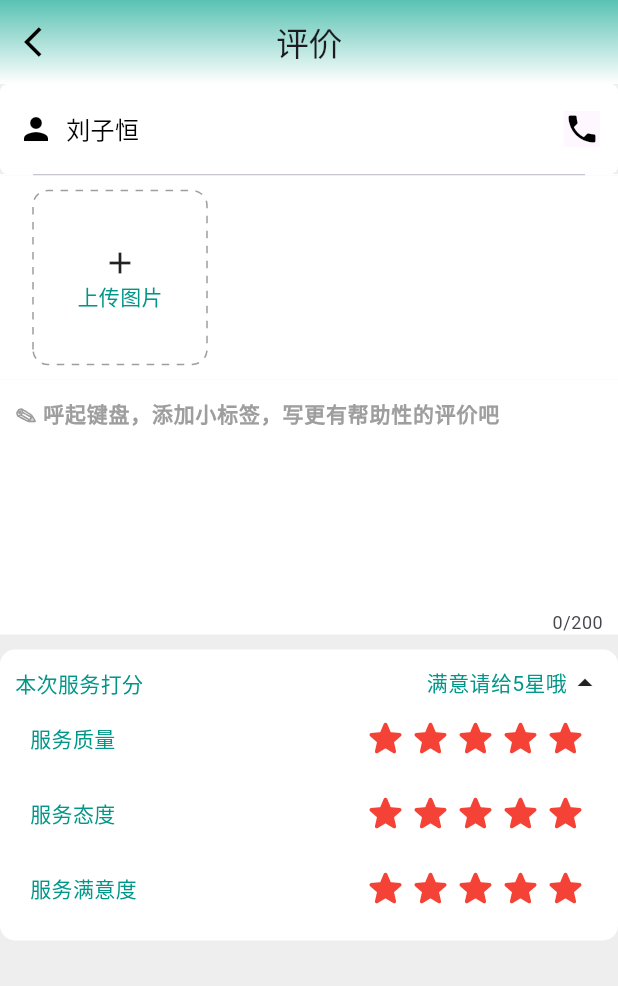
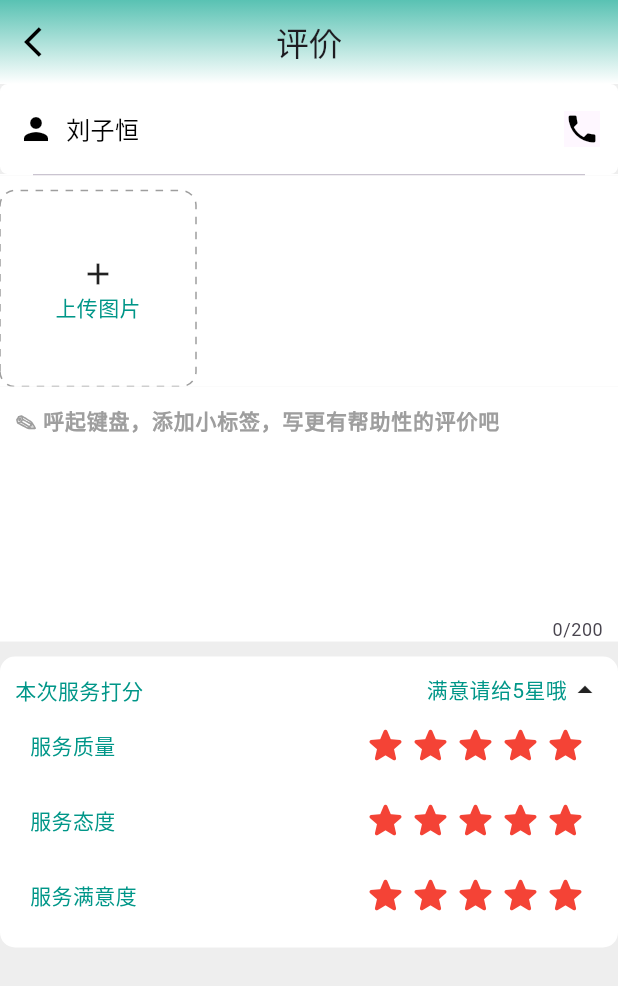
Before and after one commit to IHLZH/jiayuan, a Flutter app: the EvalutationPage screen opened by its route, on a phone screen of 412 x 824 dp. Shown: the top 986 px of the screen. Run offline on Flutter 3.47's test engine with Material 3 defaults, Android fonts, the phone set to English and light mode, and no system bars; drawn by our look-alikes of dotted_border, oktoast; our stand-ins replace cached_network_image, cookie_jar, dio, dio_cookie_manager, fl_chart, flutter_screenutil and 6 more; missing offline and left inert: amap_flutter_base, amap_flutter_location, amap_flutter_map, dart:ffi, flustars, flutter_pickers; accounts and stored records are empty.

Commit message:
修改图片上传部分

```diff
--- a/lib/common_ui/MultiImageUpLoad/MultiImageUpLoad.dart
+++ b/lib/common_ui/MultiImageUpLoad/MultiImageUpLoad.dart
@@ -46,10 +46,9 @@ class _MultiImageUploadWidgetState extends State<MultiImageUploadWidget> {
     return Column(
       children: [
         Container(
-          padding: EdgeInsets.symmetric(horizontal: 12.0),
           color: Colors.white,
           child: GridView.builder(
-            padding: EdgeInsets.all(10),
+            padding: EdgeInsets.only(top :10),
             physics: NeverScrollableScrollPhysics(),
             shrinkWrap: true,
             itemCount: _imageFiles.length <= 5 ? _imageFiles.length + 1 : 6,
@@ -88,9 +87,12 @@ class _MultiImageUploadWidgetState extends State<MultiImageUploadWidget> {
                 return Stack(
                   children: [
                     Positioned.fill(
-                      child: Image.file(
-                        File(_imageFiles[index].path),
-                        fit: BoxFit.cover,
+                      child: ClipRRect(
+                        borderRadius: BorderRadius.circular(10),
+                        child: Image.file(
+                          File(_imageFiles[index].path),
+                          fit: BoxFit.cover,
+                        ),
                       ),
                     ),
                     Positioned(
```
